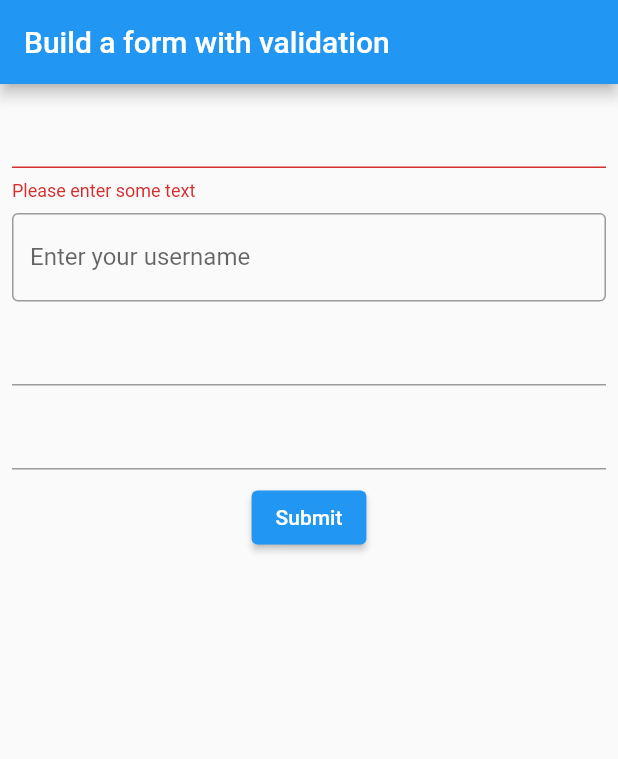
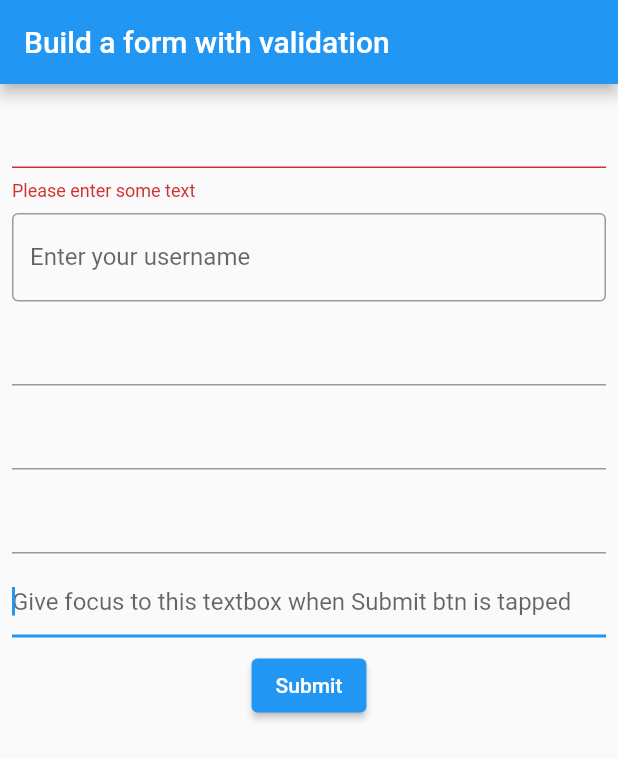
Before and after one commit to leduynhac/flutter_widgets_demo, a Flutter app: the screen it shows after launch, after a tap on "Submit", on a phone screen of 412 x 824 dp. Shown: the top 759 px of the screen. Run offline on Flutter 3.47's test engine with Material 2 defaults, Android fonts, the light colour scheme and no system bars; our stand-ins replace cached_network_image.

Commit message:
give focus to a text form field

```diff
--- a/lib/my_custom_form.dart
+++ b/lib/my_custom_form.dart
@@ -13,6 +13,11 @@ import 'package:flutter/material.dart';
 //02 ways to handle changes to a text field:
 //1. Supply an onChanged() callback to a TextField or TextFormField
 //2. Use a TextEditingController
+
+// https://flutter.dev/docs/cookbook/forms/focus
+// 1. Create a FocusNode
+// 2. Pass the FocusNode to Text form field
+// 3. Give focus to the Text form field when a button is tapped
 
 class MyCustomForm extends StatefulWidget {
   const MyCustomForm({ Key? key }) : super(key: key);
@@ -34,13 +39,20 @@ class _MyCustomFormState extends State<MyCustomForm> {
   // current value of the TextFormField
   final _myController = TextEditingController();
 
+  // Define the focus node. To manage the lifecycle, create the FocusNode in
+  // the initState method, and clean it up in the dispose method
+  late FocusNode _myFocusNode;
+
   @override
   void initState() {
     // Start listening to changes
     _myController.addListener(() {
       print('Second text form field: ${_myController.text}');
     });
+
     super.initState();
+
+    _myFocusNode = FocusNode();
   }
 
   @override
@@ -48,6 +60,10 @@ class _MyCustomFormState extends State<MyCustomForm> {
     // Clean up the controller when the widget is removed from the
     // widget tree.
     _myController.dispose();
+
+    // Clean up the focus node when the Form is disposed
+    _myFocusNode.dispose();
+
     super.dispose();
   }
 
@@ -78,6 +94,10 @@ class _MyCustomFormState extends State<MyCustomForm> {
           createTextFormFieldWithOnChangedHandler(),
           SizedBox(height: 8,),
           createTextFormFieldWithTextEditingController(),
+          SizedBox(height: 8,),
+          createTextFormFieldFocusWhenVisible(),
+          SizedBox(height: 8,),
+          createTextFormFieldWithFocusNode(),
           SizedBox(height: 8,),
           createSubmitAndValidateButton(),
         ],
@@ -115,6 +135,9 @@ class _MyCustomFormState extends State<MyCustomForm> {
           // you'd often call a server or save the information in a database.
           ScaffoldMessenger.of(context).showSnackBar(SnackBar(content: Text('Processing Data')));
         }
+
+        // Give focus to the text field using _myFocusNode
+        _myFocusNode.requestFocus();
       },
       child: Text('Submit'));
   }
@@ -132,4 +155,19 @@ class _MyCustomFormState extends State<MyCustomForm> {
       controller: _myController,
     );
   }
+
+  Widget createTextFormFieldFocusWhenVisible(){
+    return TextFormField(
+      autofocus: true,
+    );
+  }
+
+  Widget createTextFormFieldWithFocusNode(){
+    return TextFormField(
+      focusNode: _myFocusNode,
+      decoration: InputDecoration(
+        hintText: 'Give focus to this textbox when Submit btn is tapped',
+      ),
+    );
+  }
 }
```
